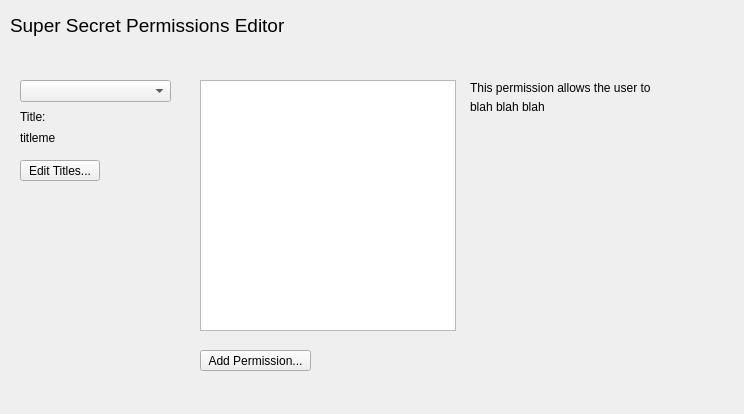
First picture: the form in LAWRENTIAN/LuD/permissionswidget.ui, repository pyridine/LAWRENTIAN, before the edit.
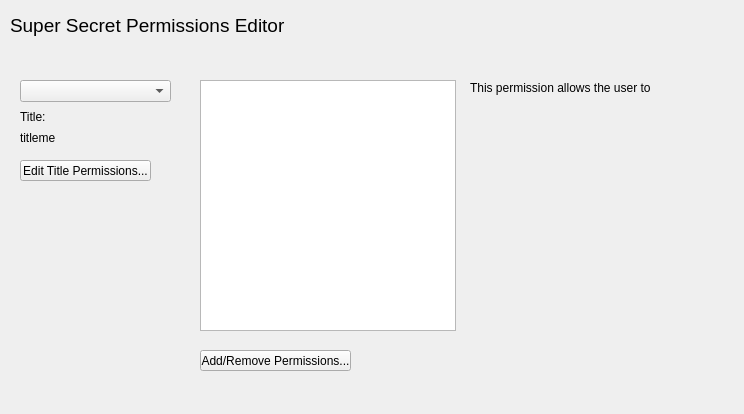
Second picture: the form after the edit.

Commit message: Permissions Window

```diff
--- a/LAWRENTIAN/LuD/permissionswidget.ui
+++ b/LAWRENTIAN/LuD/permissionswidget.ui
@@ -36,7 +36,7 @@
     </rect>
    </property>
    <property name="text">
-    <string>&lt;html&gt;&lt;head/&gt;&lt;body&gt;&lt;p&gt;blah blah blah&lt;/p&gt;&lt;p&gt;&lt;br/&gt;&lt;/p&gt;&lt;/body&gt;&lt;/html&gt;</string>
+    <string>&lt;html&gt;&lt;head/&gt;&lt;body&gt;&lt;p&gt;&lt;br/&gt;&lt;/p&gt;&lt;/body&gt;&lt;/html&gt;</string>
    </property>
    <property name="scaledContents">
     <bool>false</bool>
@@ -63,12 +63,12 @@
     <rect>
      <x>200</x>
      <y>350</y>
-     <width>111</width>
+     <width>151</width>
      <height>21</height>
     </rect>
    </property>
    <property name="text">
-    <string>Add Permission...</string>
+    <string>Add/Remove Permissions...</string>
    </property>
   </widget>
   <widget class="QPushButton" name="editTitleButton">
@@ -76,12 +76,12 @@
     <rect>
      <x>20</x>
      <y>160</y>
-     <width>80</width>
+     <width>131</width>
      <height>21</height>
     </rect>
    </property>
    <property name="text">
-    <string>Edit Titles...</string>
+    <string>Edit Title Permissions...</string>
    </property>
   </widget>
   <widget class="QLabel" name="label_3">
```
The commit also changes 15 other files.
